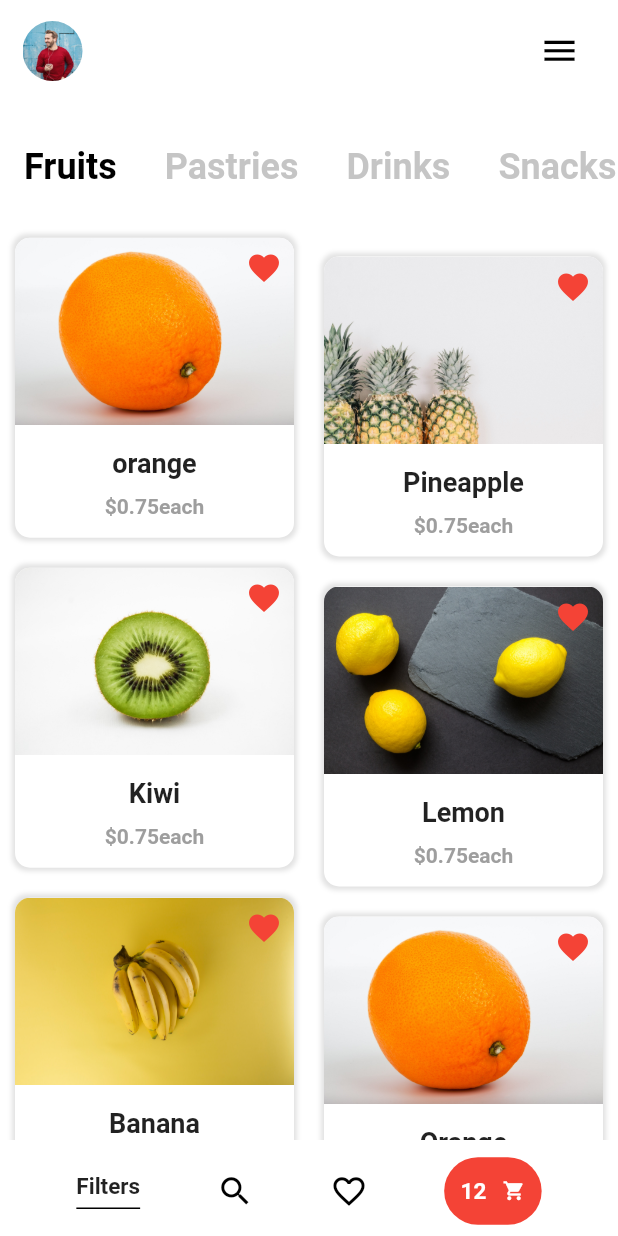
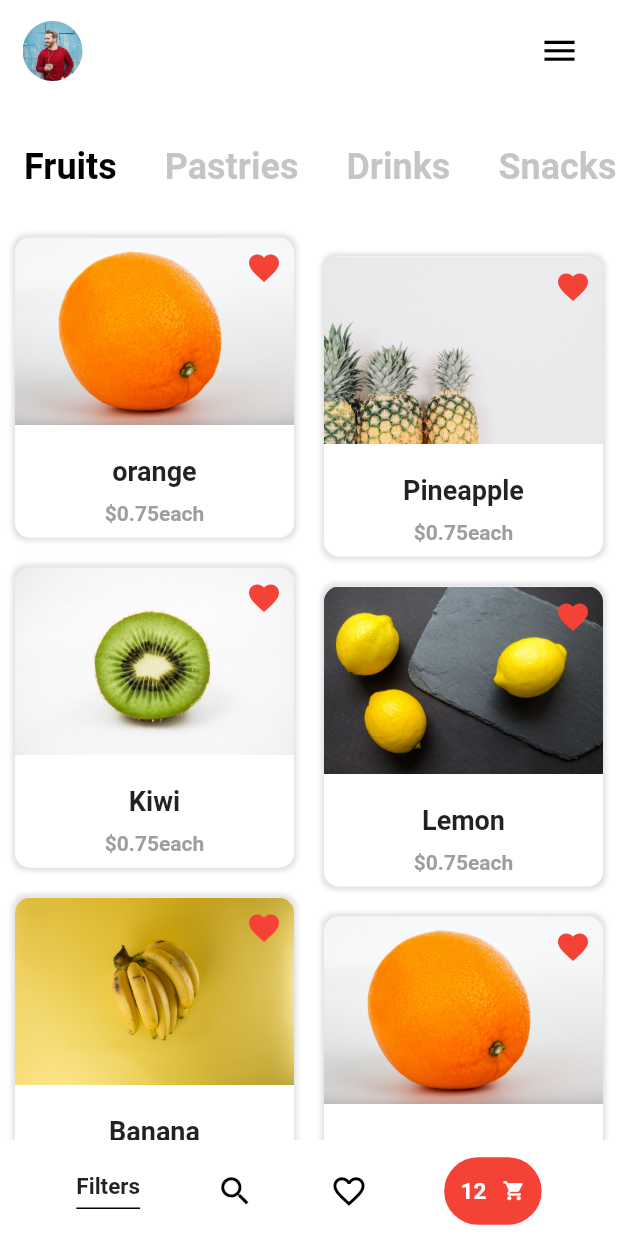
Before and after one commit to Presh538/fruity, a Flutter app: the screen it shows after launch, on a phone screen of 412 x 824 dp. Run offline on Flutter 3.47's test engine with Material 2 defaults, Android fonts, the phone set to English and light mode, and no system bars; Roboto replaces fonts that are missing (Montserrat); project files that could hold a hidden picture were left out.

Commit message:
Update fruits.dart

```diff
--- a/lib/fruits.dart
+++ b/lib/fruits.dart
@@ -77,7 +77,7 @@ class _FruitPageState extends State<FruitPage> {
               ],
             ),
             SizedBox(
-              height: 15.0,
+              height: 20.0,
             ),
             Text(fruitName,
                 style: TextStyle(
```
